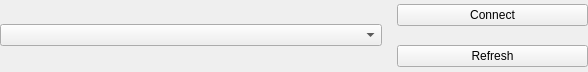
Qt form res/serialchooser.ui (Ultrawipf/OpenFFBoard-configurator) before a commit.
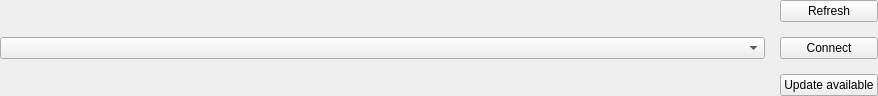
The same form after that commit.

What changed in the file:
```diff
--- a/res/serialchooser.ui
+++ b/res/serialchooser.ui
@@ -6,14 +6,17 @@
    <rect>
     <x>0</x>
     <y>0</y>
-    <width>588</width>
-    <height>72</height>
+    <width>878</width>
+    <height>80</height>
    </rect>
   </property>
   <property name="windowTitle">
    <string>Form</string>
   </property>
-  <layout class="QGridLayout" name="gridLayout">
+  <layout class="QHBoxLayout" name="horizontalLayout" stretch="0,0">
+   <property name="spacing">
+    <number>15</number>
+   </property>
    <property name="leftMargin">
     <number>0</number>
    </property>
@@ -26,24 +29,7 @@
    <property name="bottomMargin">
     <number>0</number>
    </property>
-   <property name="spacing">
-    <number>15</number>
-   </property>
-   <item row="0" column="2">
-    <widget class="QPushButton" name="pushButton_connect">
-     <property name="text">
-      <string>Connect</string>
-     </property>
-    </widget>
-   </item>
-   <item row="1" column="2">
-    <widget class="QPushButton" name="pushButton_refresh">
-     <property name="text">
-      <string>Refresh</string>
-     </property>
-    </widget>
-   </item>
-   <item row="0" column="0" rowspan="2" colspan="2">
+   <item>
     <widget class="QComboBox" name="comboBox_port">
      <property name="sizePolicy">
       <sizepolicy hsizetype="Expanding" vsizetype="Fixed">
@@ -53,6 +39,31 @@
      </property>
     </widget>
    </item>
+   <item>
+    <layout class="QVBoxLayout" name="verticalLayout">
+     <item>
+      <widget class="QPushButton" name="pushButton_refresh">
+       <property name="text">
+        <string>Refresh</string>
+       </property>
+      </widget>
+     </item>
+     <item>
+      <widget class="QPushButton" name="pushButton_connect">
+       <property name="text">
+        <string>Connect</string>
+       </property>
+      </widget>
+     </item>
+     <item>
+      <widget class="QPushButton" name="pushButton">
+       <property name="text">
+        <string>Update available</string>
+       </property>
+      </widget>
+     </item>
+    </layout>
+   </item>
   </layout>
  </widget>
  <resources/>
```
